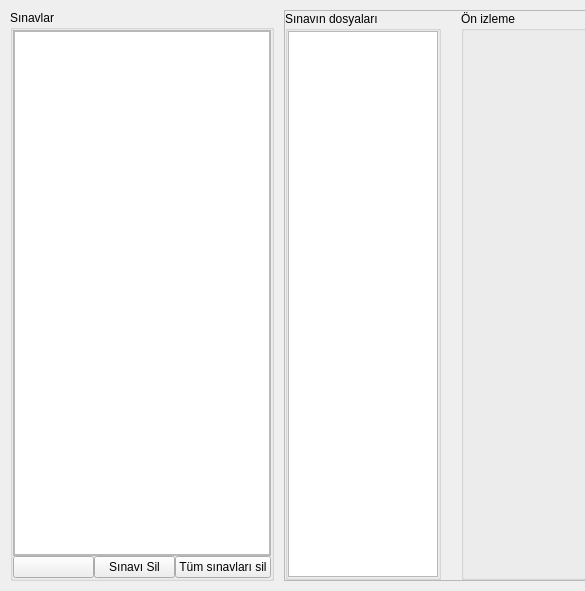
First picture: the form in Forms/sinavlar_frame.ui, repository yoseidonn/Kelebek-App, before the edit; both pictures show x 0 to 585 and y 0 to 591 of the 1062 by 591 pixel window.
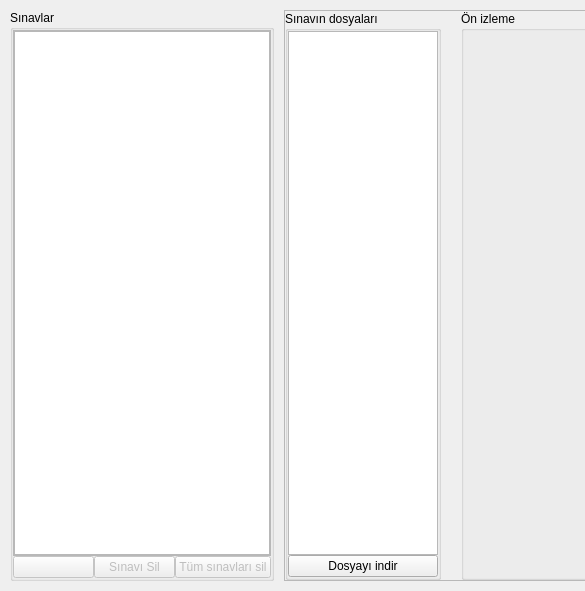
Second picture: the form after the edit.

The edit to the form file:
```diff
--- a/Forms/sinavlar_frame.ui
+++ b/Forms/sinavlar_frame.ui
@@ -84,6 +84,9 @@
        <layout class="QHBoxLayout" name="buttonsFrame">
         <item>
          <widget class="QPushButton" name="arsivMenuBtn">
+          <property name="enabled">
+           <bool>false</bool>
+          </property>
           <property name="text">
            <string/>
           </property>
@@ -91,6 +94,9 @@
         </item>
         <item>
          <widget class="QPushButton" name="removeBtn">
+          <property name="enabled">
+           <bool>false</bool>
+          </property>
           <property name="text">
            <string>Sınavı Sil</string>
           </property>
@@ -98,6 +104,9 @@
         </item>
         <item>
          <widget class="QPushButton" name="removeAllBtn">
+          <property name="enabled">
+           <bool>false</bool>
+          </property>
           <property name="text">
            <string>Tüm sınavları sil</string>
           </property>
@@ -143,7 +152,7 @@
         <property name="title">
          <string>Sınavın dosyaları</string>
         </property>
-        <layout class="QHBoxLayout" name="horizontalLayout_5">
+        <layout class="QVBoxLayout" name="verticalLayout_2">
          <property name="spacing">
           <number>0</number>
          </property>
@@ -169,6 +178,13 @@
            </property>
           </widget>
          </item>
+         <item>
+          <widget class="QPushButton" name="downloadBtn">
+           <property name="text">
+            <string>Dosyayı indir</string>
+           </property>
+          </widget>
+         </item>
         </layout>
        </widget>
       </item>
```
